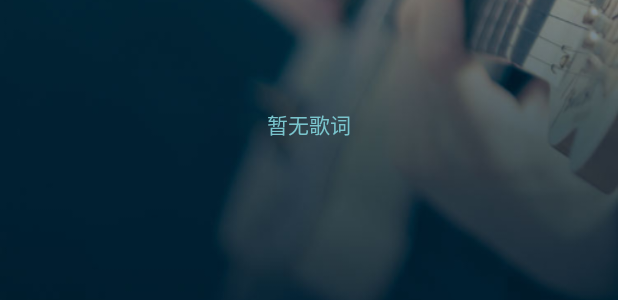
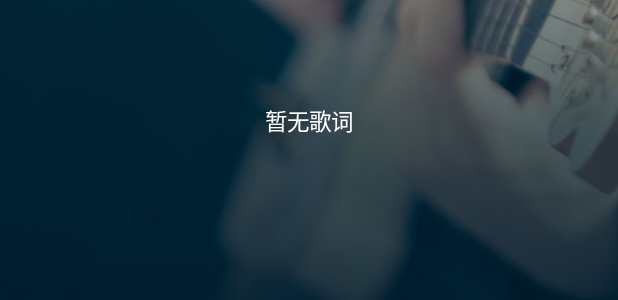
Before and after one commit to WuLiFei/LyricViewDemo, an Android app: the layout activity_main.xml on its own in the app's theme, with its tools: preview values and no code run, on a phone screen of 412 x 824 dp. Shown: the part 457-757 px from the top of the screen. Run offline under Robolectric (Android 15) with nearby library versions, the phone set to English and light mode, and no system bars.

Commit message:
first commit !

```diff
--- a/app/src/main/java/com/example/mariostudio/lyricviewdemo/LyricView.java
+++ b/app/src/main/java/com/example/mariostudio/lyricviewdemo/LyricView.java
@@ -4,6 +4,7 @@ import android.animation.Animator;
 import android.animation.AnimatorListenerAdapter;
 import android.animation.ValueAnimator;
 import android.content.Context;
+import android.content.res.Resources;
 import android.graphics.Canvas;
 import android.graphics.Color;
 import android.graphics.DashPathEffect;
@@ -14,6 +15,7 @@ import android.os.Handler;
 import android.os.Looper;
 import android.os.Message;
 import android.util.AttributeSet;
+import android.util.TypedValue;
 import android.view.MotionEvent;
 import android.view.VelocityTracker;
 import android.view.View;
@@ -39,9 +41,10 @@ import java.util.List;
 public class LyricView extends View {
 
     private int mBtnColor = Color.parseColor("#EFEFEF");  // 按钮颜色
+    private int mHintColor = Color.parseColor("#FFFFFF");  // 提示语颜色
     private int mDefaultColor = Color.parseColor("#FFFFFF");  // 默认字体颜色
     private int mIndicatorColor = Color.parseColor("#EFEFEF");  // 指示器颜色
-    private int mCurrentPlayColor = Color.parseColor("#7AC5CD");  // 当前播放位置的颜色
+    private int mHighLightColor = Color.parseColor("#7AC5CD");  // 当前播放位置的颜色
     private int mCurrentShowColor = Color.parseColor("#AAAAAA");  // 当前拖动位置的颜色
 
     private int mLineCount;  // 行数
@@ -94,17 +97,17 @@ public class LyricView extends View {
 
     private void initMyView(Context context) {
         maximumFlingVelocity = ViewConfiguration.get(context).getScaledMaximumFlingVelocity();
-        float density = getResources().getDisplayMetrics().density;
-        initAllPaints(density);
-        initAllBounds(density);
+        initAllPaints();
+        initAllBounds();
     }
 
     /**
      * 初始化需要的尺寸
      * */
-    private void initAllBounds(float density) {
-        mLineSpace = 16 * density;
-        mBtnWidth = (int) (20 * density);
+    private void initAllBounds() {
+        setTextSize(15);
+        setLineSpace(12);
+        mBtnWidth = (int) (getRawSize(TypedValue.COMPLEX_UNIT_SP, 20));
         mTimerBound = new Rect();
         mIndicatorPaint.getTextBounds(mDefaultTime, 0, mDefaultTime.length(), mTimerBound);
 
@@ -114,17 +117,16 @@ public class LyricView extends View {
     /**
      * 初始化画笔
      * */
-    private void initAllPaints(float density) {
+    private void initAllPaints() {
         mTextPaint = new Paint();
         mTextPaint.setDither(true);
         mTextPaint.setAntiAlias(true);
-        mTextPaint.setTextSize(14 * density);
         mTextPaint.setTextAlign(Paint.Align.CENTER);
 
         mIndicatorPaint = new Paint();
         mIndicatorPaint.setDither(true);
         mIndicatorPaint.setAntiAlias(true);
-        mIndicatorPaint.setTextSize(10 * density);
+        mIndicatorPaint.setTextSize(getRawSize(TypedValue.COMPLEX_UNIT_SP, 12));
         mIndicatorPaint.setTextAlign(Paint.Align.CENTER);
 
         mBtnPaint = new Paint();
@@ -154,7 +156,7 @@ public class LyricView extends View {
                     break;
                 }
                 if(i == mCurrentPlayLine - 1) {
-                    mTextPaint.setColor(mCurrentPlayColor);
+                    mTextPaint.setColor(mHighLightColor);
                 } else {
                     if(mIndicatorShow && i == mCurrentShowLine - 1) {
                         mTextPaint.setColor(mCurrentShowColor);
@@ -174,7 +176,7 @@ public class LyricView extends View {
                 canvas.drawText(mLyricInfo.song_lines.get(i).content, x, y, mTextPaint);
             }
         } else {
-            mTextPaint.setColor(mCurrentPlayColor);
+            mTextPaint.setColor(mHintColor);
             canvas.drawText(mDefaultHint, getMeasuredWidth() * 0.5f, (getMeasuredHeight() + mLineHeight - 6) * 0.5f, mTextPaint);
         }
         /**
@@ -188,6 +190,7 @@ public class LyricView extends View {
 
     /**
      * 绘制左侧的播放按钮
+     * @param canvas
      * */
     private void drawPlayer(Canvas canvas) {
         mBtnBound = new Rect(mDefaultMargin, (int) (getMeasuredHeight() * 0.5f - mBtnWidth * 0.5f), mBtnWidth + mDefaultMargin, (int) (getMeasuredHeight() * 0.5f + mBtnWidth * 0.5f));
@@ -206,6 +209,7 @@ public class LyricView extends View {
 
     /**
      * 绘制指示器
+     * @param canvas
      * */
     private void drawIndicator(Canvas canvas) {
         mIndicatorPaint.setColor(mIndicatorColor);
@@ -278,6 +282,7 @@ public class LyricView extends View {
 
     /**
      * 手势取消执行事件
+     * @param event
      * */
     private void actionCancel(MotionEvent event) {
         releaseVelocityTracker();
@@ -285,6 +290,7 @@ public class LyricView extends View {
 
     /**
      * 手势按下执行事件
+     * @param event
      * */
     private void actionDown(MotionEvent event) {
         postman.removeMessages(MSG_PLAYER_SLIDE);
@@ -301,6 +307,7 @@ public class LyricView extends View {
 
     /**
      * 手势移动执行事件
+     * @param event
      * */
     private void actionMove(MotionEvent event) {
         if(scrollable()) {
@@ -370,6 +377,7 @@ public class LyricView extends View {
 
     /**
      * 设置用户是否触摸的标记
+     * @param isUserTouch  标记用户是否触摸屏幕
      * */
     private void setUserTouch(boolean isUserTouch) {
         if(mUserTouch == isUserTouch) {
@@ -394,6 +402,7 @@ public class LyricView extends View {
 
     /**
      * 滑行动画
+     * @param velocity  滑动速度
      * */
     private void doFlingAnimator(float velocity) {
         //注：     Math.abs(velocity)  < =  16000
@@ -446,8 +455,8 @@ public class LyricView extends View {
     }
 
     /**
-     * @param line
      * Input current showing line to measure the view's current scroll Y
+     * @param line  当前指定行号
      * */
     private float measureCurrentScrollY(int line) {
         return (line - 1) * mLineHeight;
@@ -455,6 +464,7 @@ public class LyricView extends View {
 
     /**
      * 判断当前点击事件是否落在播放按钮触摸区域范围内
+     * @param event  触摸事件
      * */
     private boolean clickPlayer(MotionEvent event) {
         if(mBtnBound != null &&  mDownX > (mBtnBound.left - mDefaultMargin) && mDownX < (mBtnBound.right + mDefaultMargin) && mDownY > (mBtnBound.top - mDefaultMargin) && mDownY < (mBtnBound.bottom + mDefaultMargin)) {
@@ -466,6 +476,7 @@ public class LyricView extends View {
 
     /**
      * 从当前位置滑动到指定位置上
+     * @param toY  指定纵坐标位置
      * */
     private void smoothScrollTo(float toY) {
         final ValueAnimator animator = ValueAnimator.ofFloat(mScrollY , toY);
@@ -677,7 +688,6 @@ public class LyricView extends View {
         String song_album;  // 专辑
 
         long song_offset;  // 偏移量
-
     }
 
     class LineInfo {
@@ -686,8 +696,31 @@ public class LyricView extends View {
     }
 
     public interface OnPlayerClickListener {
-        public void onPlayerClicked(long progress, String content);
+        void onPlayerClicked(long progress, String content);
     }
+
+    private void setRawTextSize(float size) {
+        if (size != mTextPaint.getTextSize()) {
+            mTextPaint.setTextSize(size);
+            measureLineHeight();
+            invalidateView();
+        }
+    }
+
+    private float getRawSize(int unit, float size) {
+        Context context = getContext();
+        Resources resources;
+        if (context == null) {
+            resources = Resources.getSystem();
+        } else {
+            resources = context.getResources();
+        }
+        return TypedValue.applyDimension(unit, size, resources.getDisplayMetrics());
+    }
+
+
+
+
 
 
     /**
@@ -738,4 +771,44 @@ public class LyricView extends View {
         mDefaultHint = message;
         resetView();
     }
+
+    /**
+     * 设置高亮显示文本的字体颜色
+     * @param color  颜色值
+     * */
+    public void setHighLightTextColor(int color) {
+        if(mHighLightColor != color) {
+            mHighLightColor = color;
+            invalidateView();
+        }
+    }
+
+    /**
+     * 设置歌词内容行间距
+     * @param lineSpace  行间距大小
+     * */
+    public void setLineSpace(float lineSpace) {
+        if(mLineSpace != lineSpace) {
+            mLineSpace = getRawSize(TypedValue.COMPLEX_UNIT_SP, lineSpace);
+            measureLineHeight();
+            invalidateView();
+        }
+    }
+
+    /**
+     * 设置歌词文本内容字体大小
+     * @param unit
+     * @param size
+     * */
+    public void setTextSize(int unit, float size) {
+        setRawTextSize(getRawSize(unit, size));
+    }
+
+    /**
+     * 设置歌词文本内容字体大小
+     * @param size
+     * */
+    public void setTextSize(float size) {
+        setTextSize(TypedValue.COMPLEX_UNIT_SP, size);
+    }
 }
--- a/app/src/main/java/com/example/mariostudio/lyricviewdemo/activity/MainActivity.java
+++ b/app/src/main/java/com/example/mariostudio/lyricviewdemo/activity/MainActivity.java
@@ -4,7 +4,6 @@ import android.animation.Animator;
 import android.animation.AnimatorListenerAdapter;
 import android.animation.ValueAnimator;
 import android.annotation.TargetApi;
-import android.content.Intent;
 import android.media.MediaPlayer;
 import android.os.Build;
 import android.os.Bundle;
@@ -48,7 +47,6 @@ public class MainActivity extends AppCompatActivity implements View.OnClickListe
     private String song_names[] = null;
     private String song_lyrics[] = null;
 
-    private float density;
     private int position = 0;
     private State currentState = State.STATE_STOP;
     private ValueAnimator press_animator, up_animator;
@@ -61,18 +59,18 @@ public class MainActivity extends AppCompatActivity implements View.OnClickListe
     protected void onCreate(Bundle savedInstanceState) {
         super.onCreate(savedInstanceState);
 
-        Intent intent = new Intent(this, OtherActivity.class);
-        startActivity(intent);
-        finish();
+        setContentView(R.layout.activity_main);
 
-//        setContentView(R.layout.activity_main);
+        if (Build.VERSION.SDK_INT >= Build.VERSION_CODES.KITKAT) {
+            setTranslucentStatus();
+        }
+
+//        Intent intent = new Intent(this, OtherActivity.class);
+//        startActivity(intent);
+//        finish();
 //
-//        if (Build.VERSION.SDK_INT >= Build.VERSION_CODES.KITKAT) {
-//            setTranslucentStatus();
-//        }
-//
-//        initAllViews();
-//        initAllDatum();
+        initAllViews();
+        initAllDatum();
     }
 
     @TargetApi(19)
@@ -109,6 +107,7 @@ public class MainActivity extends AppCompatActivity implements View.OnClickListe
         btnPlay.setOnClickListener(this);
         btnNext.setOnClickListener(this);
         btnPre.setOnClickListener(this);
+
     }
 
     private void initAllDatum() {
@@ -131,7 +130,6 @@ public class MainActivity extends AppCompatActivity implements View.OnClickListe
             mediaPlayer.setOnBufferingUpdateListener(this);
             mediaPlayer.setDataSource(song_urls[position]);
             mediaPlayer.prepareAsync();
-
             display_title.setText(song_names[position]);
         } catch (IOException e) {
             e.printStackTrace();
--- a/app/src/main/java/com/example/mariostudio/lyricviewdemo/activity/OtherActivity.java
+++ b/app/src/main/java/com/example/mariostudio/lyricviewdemo/activity/OtherActivity.java
@@ -11,6 +11,8 @@ import android.widget.TextView;
 
 import com.example.mariostudio.lyricviewdemo.Constant;
 import com.example.mariostudio.lyricviewdemo.R;
+
+import org.w3c.dom.Text;
 
 import java.io.BufferedReader;
 import java.io.File;
@@ -72,6 +74,8 @@ public class OtherActivity extends AppCompatActivity {
     }
 
     private void initAllDatum() {
+        TextView textView = new TextView(this);
+
         File file = new File(Constant.lyricPath + "一个人的北京 - 好妹妹乐队.lrc");
         if (file != null && file.exists()) {
             try {
--- a/app/src/main/res/layout/activity_main.xml
+++ b/app/src/main/res/layout/activity_main.xml
@@ -32,8 +32,8 @@
 
         <com.example.mariostudio.lyricviewdemo.LyricView
             android:id="@+id/lyric_view"
-            android:layout_height="match_parent"
-            android:layout_width="match_parent" />
+            android:layout_width="wrap_content"
+            android:layout_height="wrap_content" />
 
         <TextView
             android:layout_height="match_parent"
```
